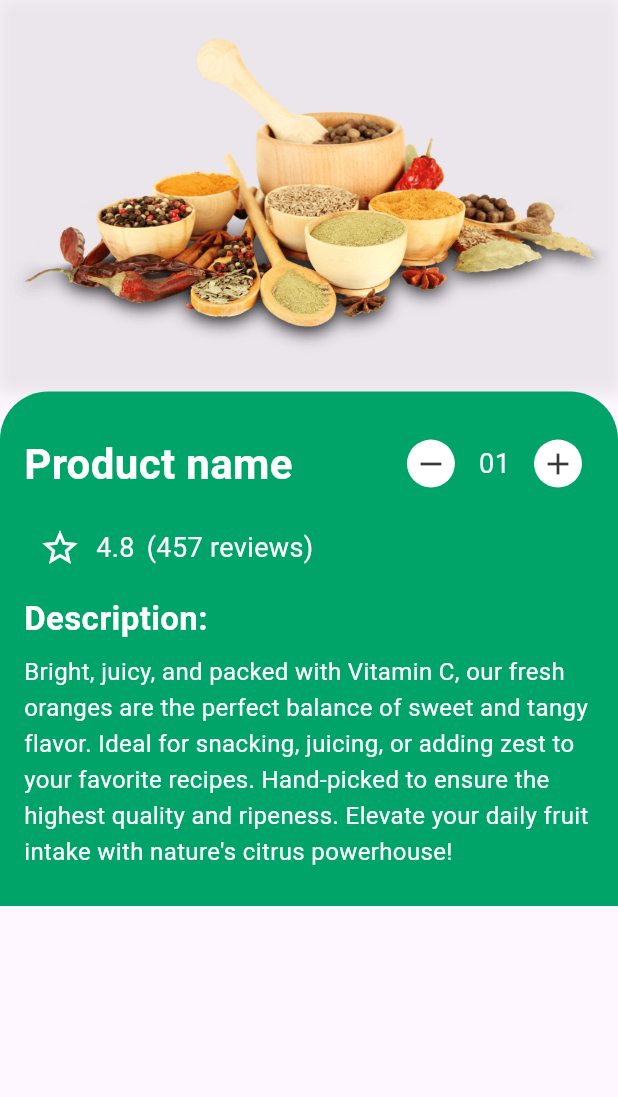
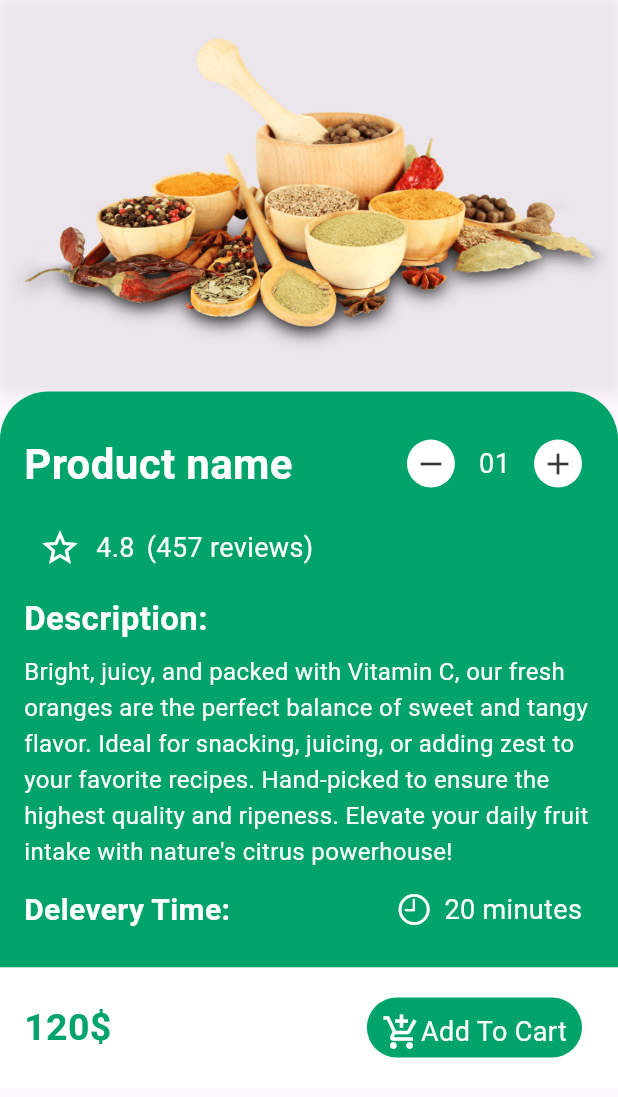
Before and after one commit to ayhem8hamdi/Shop_App, a Flutter app: the ItemScreen screen opened by its route, on a phone screen of 412 x 824 dp. Shown: the top 1097 px of the screen. Run offline on Flutter 3.47's test engine with Material 3 defaults, Android fonts, the phone set to English and light mode, and no system bars; our stand-ins replace dio.

Commit message:
finish item Screen

```diff
--- a/lib/Views/item_screen.dart
+++ b/lib/Views/item_screen.dart
@@ -1,7 +1,9 @@
+import 'package:flutter/cupertino.dart';
 import 'package:flutter/material.dart';
 import 'package:shopp_app/Widgets/favourit_star_icon.dart';
 import 'package:shopp_app/Widgets/item_screen_icon.dart';
 import 'package:shopp_app/Widgets/item_screen_image.dart';
+import 'package:shopp_app/Widgets/itme_screen_footer.dart';
 import 'package:shopp_app/constants.dart';
 
 class ItemScreen extends StatelessWidget {
@@ -59,7 +61,6 @@ class ItemScreen extends StatelessWidget {
                     ],
                   ),
                   SizedBox(height: 8),
-
                   Row(
                     mainAxisAlignment: MainAxisAlignment.start,
                     children: [
@@ -76,7 +77,6 @@ class ItemScreen extends StatelessWidget {
                     ],
                   ),
                   SizedBox(height: 8),
-
                   Text(
                     'Description:',
                     style: TextStyle(
@@ -86,8 +86,6 @@ class ItemScreen extends StatelessWidget {
                     ),
                   ),
                   SizedBox(height: 8),
-
-                  // Description Text
                   Text(
                     "Bright, juicy, and packed with Vitamin C, our fresh oranges are the perfect balance of sweet and tangy flavor. Ideal for snacking, juicing, or adding zest to your favorite recipes. Hand-picked to ensure the highest quality and ripeness. Elevate your daily fruit intake with nature's citrus powerhouse!",
                     style: TextStyle(
@@ -96,9 +94,39 @@ class ItemScreen extends StatelessWidget {
                       color: Colors.white,
                     ),
                   ),
+                  SizedBox(height: 12),
+                  Row(
+                      mainAxisAlignment: MainAxisAlignment.spaceBetween,
+                      children: [
+                        Text('Delevery Time:',
+                            style: TextStyle(
+                              fontSize: 20,
+                              fontWeight: FontWeight.bold,
+                              color: Colors.white,
+                            )),
+                        Row(
+                          children: [
+                            Icon(
+                              CupertinoIcons.clock,
+                              color: Colors.white,
+                            ),
+                            Padding(
+                              padding: EdgeInsets.symmetric(horizontal: 8.0),
+                              child: Text(
+                                '20 minutes',
+                                style: TextStyle(
+                                  fontSize: 18,
+                                  color: Colors.white,
+                                ),
+                              ),
+                            ),
+                          ],
+                        ),
+                      ]),
                 ],
               ),
             ),
+            const ItmeScreenFooter()
           ],
         ),
       ),
--- /dev/null
+++ b/lib/Widgets/add_cart_widgt.dart
@@ -0,0 +1,34 @@
+import 'package:flutter/material.dart';
+import 'package:shopp_app/constants.dart';
+
+class AddCart extends StatelessWidget {
+  const AddCart({super.key, this.onTap});
+  final void Function()? onTap;
+  @override
+  Widget build(BuildContext context) {
+    return IconButton(
+      onPressed: onTap,
+      icon: Container(
+        padding: const EdgeInsets.symmetric(vertical: 10, horizontal: 10),
+        decoration: BoxDecoration(
+            borderRadius: BorderRadius.circular(21), color: kPrimaryColor),
+        child: const Row(
+          children: [
+            Icon(
+              size: 26,
+              Icons.add_shopping_cart,
+              color: Colors.white,
+            ),
+            Text(
+              'Add To Cart',
+              style: TextStyle(
+                fontSize: 18,
+                color: Colors.white,
+              ),
+            )
+          ],
+        ),
+      ),
+    );
+  }
+}
--- /dev/null
+++ b/lib/Widgets/itme_screen_footer.dart
@@ -0,0 +1,29 @@
+import 'package:flutter/material.dart';
+import 'package:shopp_app/Widgets/add_cart_widgt.dart';
+import 'package:shopp_app/constants.dart';
+
+class ItmeScreenFooter extends StatelessWidget {
+  const ItmeScreenFooter({super.key});
+
+  @override
+  Widget build(BuildContext context) {
+    return BottomAppBar(
+      color: Colors.white,
+      child: Row(
+        mainAxisAlignment: MainAxisAlignment.spaceBetween,
+        crossAxisAlignment: CrossAxisAlignment.center,
+        children: [
+          Text(
+            '120\$',
+            style: TextStyle(
+              fontWeight: FontWeight.bold,
+              fontSize: 25,
+              color: kPrimaryColor,
+            ),
+          ),
+          const AddCart()
+        ],
+      ),
+    );
+  }
+}
```
